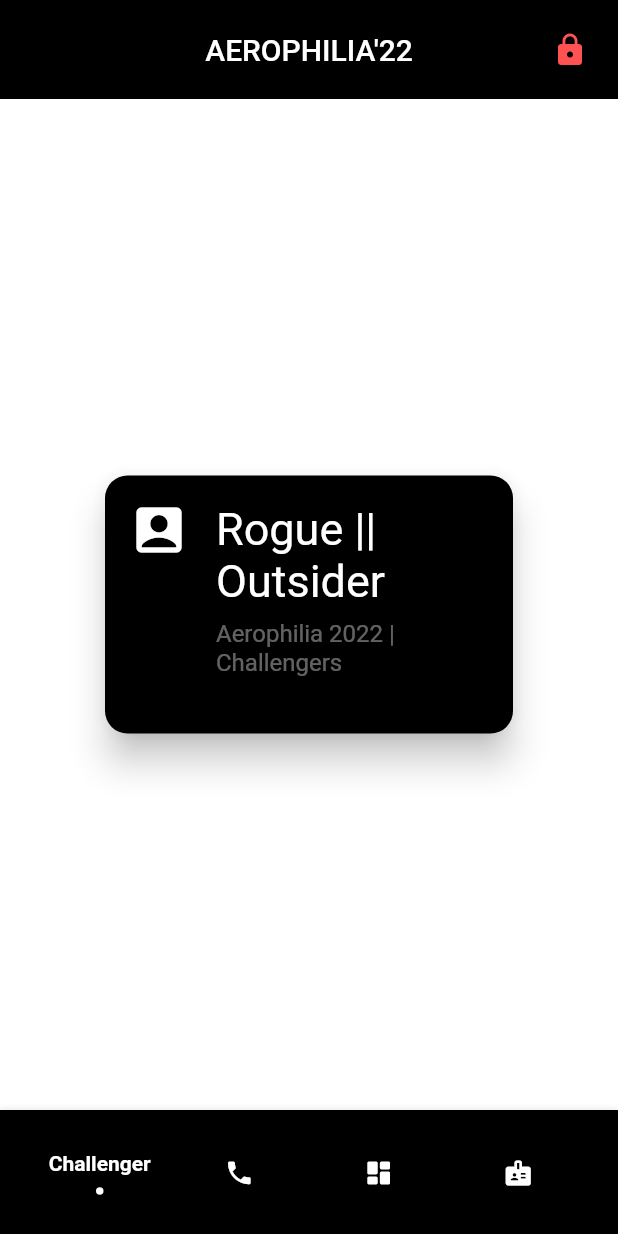
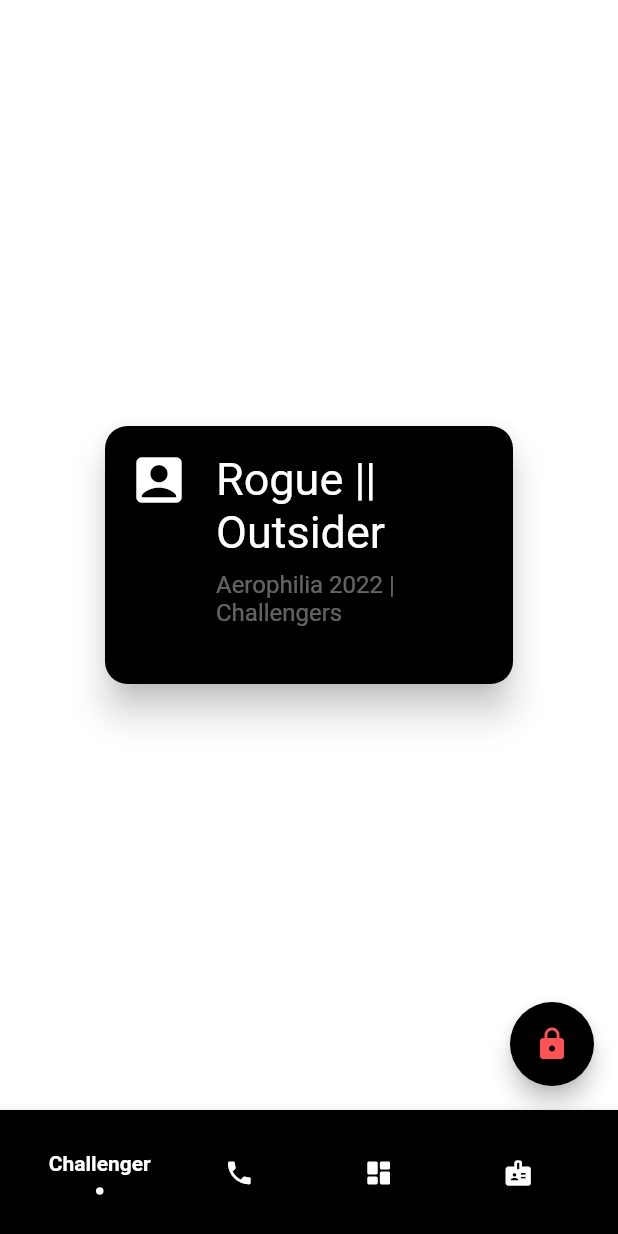
Before and after one commit to NehalH/orgAERO22, a Flutter app: the screen it shows after launch, on a phone screen of 412 x 824 dp. Run offline on Flutter 3.47's test engine with Material 2 defaults, Android fonts, the phone set to English and light mode, and no system bars; drawn by our look-alikes of flashy_tab_bar2; our stand-ins replace fluttertoast, shared_preferences; missing offline and left inert: qr_code_scanner.

Commit message:
Floating button added

```diff
--- a/lib/globals.dart
+++ b/lib/globals.dart
@@ -1,2 +1,5 @@
+
+import 'package:flutter/material.dart';
 
 String signature = 'Rogue || Outsider';
+var color= Colors.red;
--- a/lib/main.dart
+++ b/lib/main.dart
@@ -58,7 +58,7 @@ class _MyHomePageState extends State<MyHomePage> {
 
       //////////////////////////////////////////////////////////////////////////   App Bar
 
-      appBar: AppBar(
+/*      appBar: AppBar(
         //leading: const Icon(Icons.account_circle_rounded),
         //leadingWidth: 80,
         backgroundColor: Colors.black,
@@ -77,9 +77,23 @@ class _MyHomePageState extends State<MyHomePage> {
                 child: _getAuthIcon(),
               )),
         ],
-      ),
+      ),*/
 
       //////////////////////////////////////////////////////////////////////////  Bottom Navigation Bar
+
+      floatingActionButton: InkWell(
+        splashColor: Colors.white,
+        onLongPress: () {
+          _authDialog(context);
+        },
+        child: FloatingActionButton(
+          backgroundColor: Colors.black,
+          child: _getAuthIcon(),
+          onPressed: (){
+            _authDialog(context);
+          },
+        ),
+      ),
 
       bottomNavigationBar: FlashyTabBar(
         backgroundColor: Colors.black,
--- a/pubspec.yaml
+++ b/pubspec.yaml
@@ -62,6 +62,8 @@ flutter:
   # included with your application, so that you can use the icons in
   # the material Icons class.
   uses-material-design: true
+  assets:
+    - assets/images/
 
   # To add assets to your application, add an assets section, like this:
   # assets:
```
Also changed, not shown: assets/images/Aerophilia-logo mark-Black.png (added), assets/images/Aerophilia-logo mark-Color.png (added), assets/images/Aerophilia-logo mark-White.png (added), assets/images/Aerophilia-logo-Black.png (added), assets/images/Aerophilia-logo-Color.png (added), assets/images/Aerophilia-logo-White.png (added), 1 other file.
